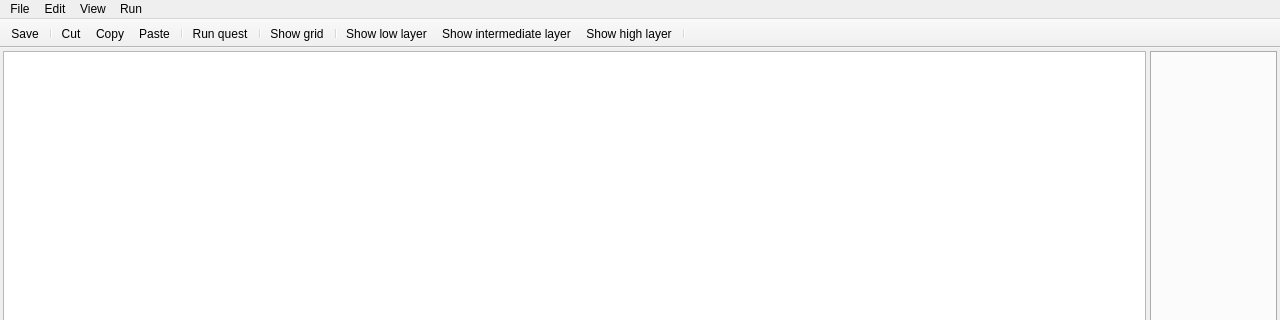
First picture: the form in src/gui/main_window.ui, repository solarus-games/solarus-quest-editor, before the edit; both pictures show x 0 to 1280 and y 0 to 320 of the 1280 by 680 pixel window.
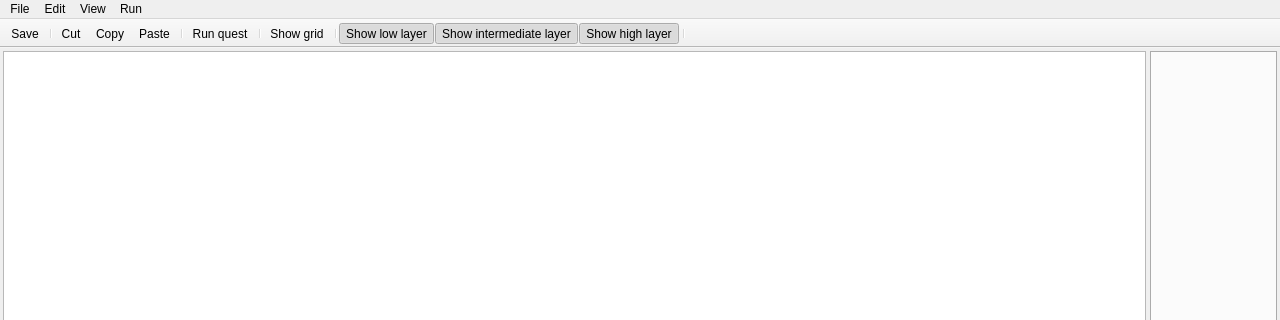
Second picture: the form after the edit. Icons and pictures are not drawn. Custom widgets are drawn as their Qt base class.

Commit message: Initially show all layers.

Patch:
```diff
--- a/src/gui/main_window.ui
+++ b/src/gui/main_window.ui
@@ -216,6 +216,9 @@
    <property name="checkable">
     <bool>true</bool>
    </property>
+   <property name="checked">
+    <bool>true</bool>
+   </property>
    <property name="icon">
     <iconset resource="../../resources/images.qrc">
      <normaloff>:/images/icon_layer_0.png</normaloff>:/images/icon_layer_0.png</iconset>
@@ -231,6 +234,9 @@
    <property name="checkable">
     <bool>true</bool>
    </property>
+   <property name="checked">
+    <bool>true</bool>
+   </property>
    <property name="icon">
     <iconset resource="../../resources/images.qrc">
      <normaloff>:/images/icon_layer_1.png</normaloff>:/images/icon_layer_1.png</iconset>
@@ -246,6 +252,9 @@
    <property name="checkable">
     <bool>true</bool>
    </property>
+   <property name="checked">
+    <bool>true</bool>
+   </property>
    <property name="icon">
     <iconset resource="../../resources/images.qrc">
      <normaloff>:/images/icon_layer_2.png</normaloff>:/images/icon_layer_2.png</iconset>
```
